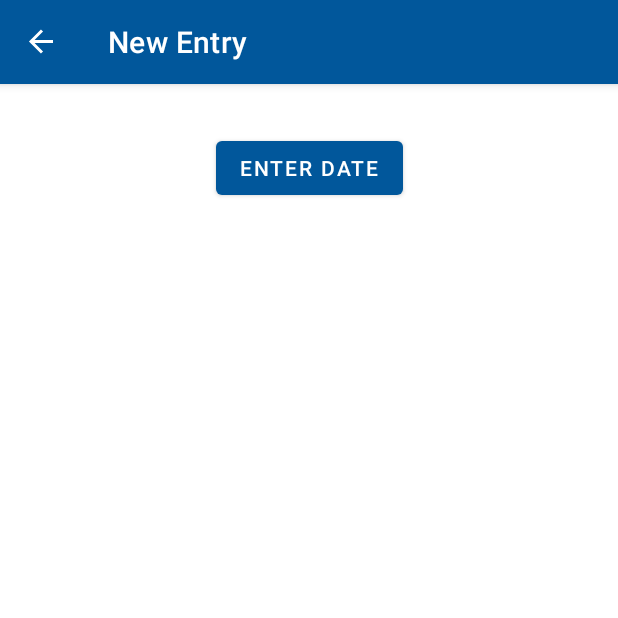
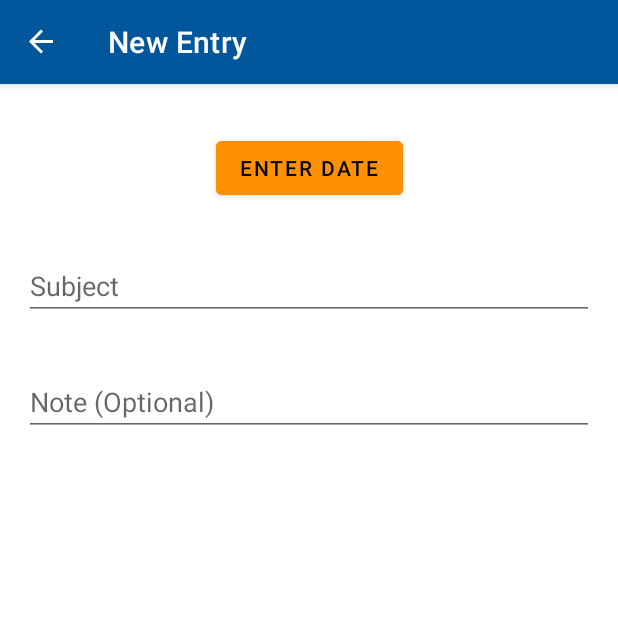
Before and after one commit to Jokuyen/Happiness_Perspective, an Android app: the NewEntryFragment screen opened through its navigation route, on a phone screen of 412 x 824 dp, the top half of it. Run offline under Robolectric (Android 15) with nearby library versions, the phone set to English and light mode, and no system bars; our stand-ins replace data binding, navigation-ui.

Commit message:
Minor updates to date_picker_button colors; added two EditText to "NewEntry"

```diff
--- a/app/src/main/java/com/example/happinessperspective/newEntry/NewEntryFragment.kt
+++ b/app/src/main/java/com/example/happinessperspective/newEntry/NewEntryFragment.kt
@@ -50,8 +50,11 @@ class NewEntryFragment : Fragment() {
                 val monthString = DateFormatSymbols().getMonths()[inputMonth]
                 date_picker_button.text = monthString + " " + inputDay + ", " + inputYear
 
-                val newColor = ContextCompat.getColor(requireContext(), R.color.secondaryColor)
-                date_picker_button.setBackgroundTintList(ColorStateList.valueOf(newColor))
+                val newBackgroundColor = ContextCompat.getColor(requireContext(), R.color.primaryColor)
+                val newTextColor = ContextCompat.getColor(requireContext(), R.color.primaryTextColor)
+
+                date_picker_button.setBackgroundTintList(ColorStateList.valueOf(newBackgroundColor))
+                date_picker_button.setTextColor(newTextColor)
             }, defaultYear, defaultMonth, defaultDay)
 
         datePicker.show()
--- a/app/src/main/res/layout/new_entry_fragment.xml
+++ b/app/src/main/res/layout/new_entry_fragment.xml
@@ -3,10 +3,14 @@
     xmlns:app="http://schemas.android.com/apk/res-auto"
     xmlns:tools="http://schemas.android.com/tools">
 
+    <ScrollView
+        android:layout_width="match_parent"
+        android:layout_height="match_parent" >
+
         <androidx.constraintlayout.widget.ConstraintLayout
             android:id="@+id/constraintLayout"
             android:layout_width="match_parent"
-        android:layout_height="match_parent"
+            android:layout_height="wrap_content"
             tools:context=".newEntry.NewEntryFragment" >
 
             <Button
@@ -17,10 +21,44 @@
                 android:layout_marginTop="32dp"
                 android:layout_marginEnd="16dp"
                 android:text="@string/pick_date"
+                android:backgroundTint="@color/secondaryColor"
+                android:textColor="@color/secondaryTextColor"
                 app:layout_constraintEnd_toEndOf="parent"
                 app:layout_constraintStart_toStartOf="parent"
                 app:layout_constraintTop_toTopOf="parent"
                 />
 
+            <EditText
+                android:id="@+id/subject_text"
+                android:layout_width="0dp"
+                android:layout_height="wrap_content"
+                android:layout_marginStart="16dp"
+                android:layout_marginTop="32dp"
+                android:layout_marginEnd="16dp"
+                android:ems="10"
+                android:hint="@string/subjectHintText"
+                android:inputType="textMultiLine"
+                app:layout_constraintEnd_toEndOf="parent"
+                app:layout_constraintStart_toStartOf="parent"
+                app:layout_constraintTop_toBottomOf="@+id/date_picker_button"
+                tools:text="@string/subjectHintText" />
+
+            <EditText
+                android:id="@+id/note_text"
+                android:layout_width="0dp"
+                android:layout_height="wrap_content"
+                android:layout_marginStart="16dp"
+                android:layout_marginTop="32dp"
+                android:layout_marginEnd="16dp"
+                android:ems="10"
+                android:hint="@string/noteHintText"
+                android:inputType="textMultiLine"
+                app:layout_constraintEnd_toEndOf="parent"
+                app:layout_constraintStart_toStartOf="parent"
+                app:layout_constraintTop_toBottomOf="@+id/subject_text"
+                tools:text="@string/noteHintText" />
+
         </androidx.constraintlayout.widget.ConstraintLayout>
+
+    </ScrollView>
 </layout>
--- a/app/src/main/res/navigation/navigation.xml
+++ b/app/src/main/res/navigation/navigation.xml
@@ -8,12 +8,13 @@
     <fragment
         android:id="@+id/homeFragment"
         android:name="com.example.happinessperspective.home.HomeFragment"
-        android:label="Home"
+        android:label="Happiness Perspective"
         tools:layout="@layout/home_fragment">
         <action
             android:id="@+id/action_homeFragment_to_newEntry"
             app:destination="@id/newEntryFragment" />
     </fragment>
+
     <fragment
         android:id="@+id/newEntryFragment"
         android:name="com.example.happinessperspective.newEntry.NewEntryFragment"
--- a/app/src/main/res/values/strings.xml
+++ b/app/src/main/res/values/strings.xml
@@ -4,4 +4,6 @@
     <string name="fab_label">New Entry</string>
 
     <string name="pick_date">Enter Date</string>
+    <string name="subjectHintText">Subject</string>
+    <string name="noteHintText">Note (Optional)</string>
 </resources>
```
Lines whose indentation alone changed are shown as unchanged.
